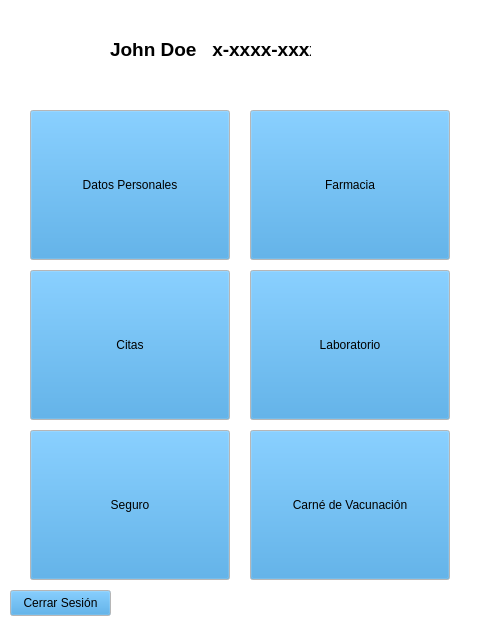
andressero/firewalls, file src/firewalls-ui-prototype/mainmenupatient.ui: the form before one commit.
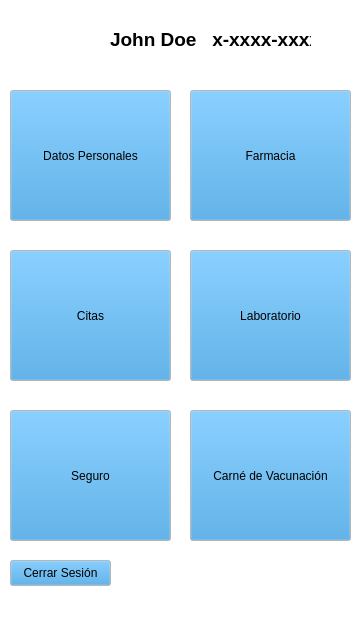
The form after the commit. Icons and pictures are not drawn.

Commit message: Rearrage layout for proper display in android emulator

```diff
--- a/src/firewalls-ui-prototype/mainmenupatient.ui
+++ b/src/firewalls-ui-prototype/mainmenupatient.ui
@@ -6,13 +6,13 @@
    <rect>
     <x>0</x>
     <y>0</y>
-    <width>480</width>
+    <width>360</width>
     <height>620</height>
    </rect>
   </property>
   <property name="minimumSize">
    <size>
-    <width>480</width>
+    <width>360</width>
     <height>620</height>
    </size>
   </property>
@@ -123,7 +123,7 @@
    <property name="geometry">
     <rect>
      <x>110</x>
-     <y>40</y>
+     <y>30</y>
      <width>201</width>
      <height>18</height>
     </rect>
@@ -141,10 +141,10 @@
   <widget class="QPushButton" name="personalDataButton">
    <property name="geometry">
     <rect>
-     <x>30</x>
-     <y>110</y>
-     <width>200</width>
-     <height>150</height>
+     <x>10</x>
+     <y>90</y>
+     <width>161</width>
+     <height>131</height>
     </rect>
    </property>
    <property name="text">
@@ -154,10 +154,10 @@
   <widget class="QPushButton" name="laboratoryButton">
    <property name="geometry">
     <rect>
-     <x>250</x>
-     <y>270</y>
-     <width>200</width>
-     <height>150</height>
+     <x>190</x>
+     <y>250</y>
+     <width>161</width>
+     <height>131</height>
     </rect>
    </property>
    <property name="text">
@@ -167,10 +167,10 @@
   <widget class="QPushButton" name="appointmentsButton">
    <property name="geometry">
     <rect>
-     <x>30</x>
-     <y>270</y>
-     <width>200</width>
-     <height>150</height>
+     <x>10</x>
+     <y>250</y>
+     <width>161</width>
+     <height>131</height>
     </rect>
    </property>
    <property name="text">
@@ -180,10 +180,10 @@
   <widget class="QPushButton" name="pharmacyButton">
    <property name="geometry">
     <rect>
-     <x>250</x>
-     <y>110</y>
-     <width>200</width>
-     <height>150</height>
+     <x>190</x>
+     <y>90</y>
+     <width>161</width>
+     <height>131</height>
     </rect>
    </property>
    <property name="text">
@@ -193,10 +193,10 @@
   <widget class="QPushButton" name="insuranceButton">
    <property name="geometry">
     <rect>
-     <x>30</x>
-     <y>430</y>
-     <width>200</width>
-     <height>150</height>
+     <x>10</x>
+     <y>410</y>
+     <width>161</width>
+     <height>131</height>
     </rect>
    </property>
    <property name="text">
@@ -206,10 +206,10 @@
   <widget class="QPushButton" name="vaccinationCardButton">
    <property name="geometry">
     <rect>
-     <x>250</x>
-     <y>430</y>
-     <width>200</width>
-     <height>150</height>
+     <x>190</x>
+     <y>410</y>
+     <width>161</width>
+     <height>131</height>
     </rect>
    </property>
    <property name="text">
@@ -220,7 +220,7 @@
    <property name="geometry">
     <rect>
      <x>10</x>
-     <y>590</y>
+     <y>560</y>
      <width>101</width>
      <height>26</height>
     </rect>
@@ -233,7 +233,7 @@
    <property name="geometry">
     <rect>
      <x>40</x>
-     <y>30</y>
+     <y>20</y>
      <width>61</width>
      <height>51</height>
     </rect>
```
The commit also changes 5 other files.
